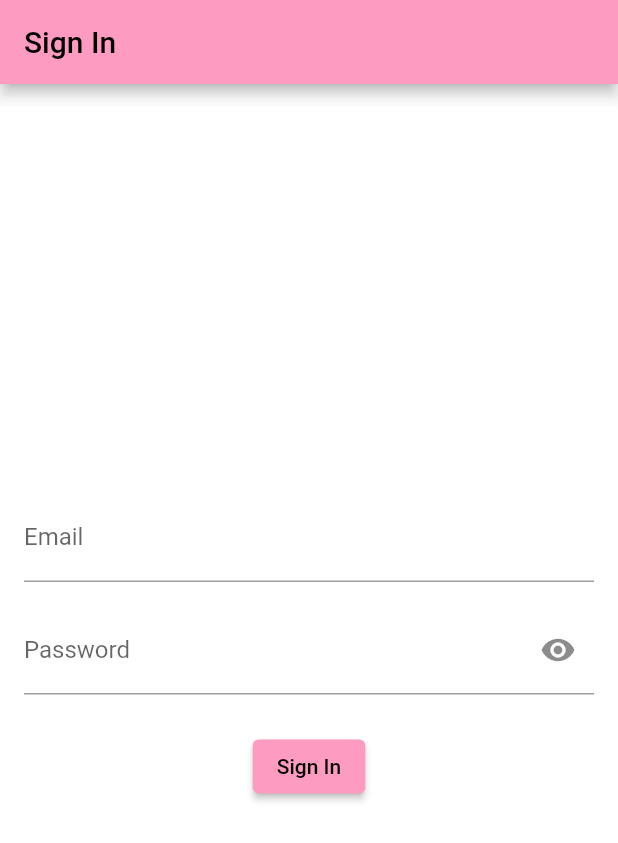
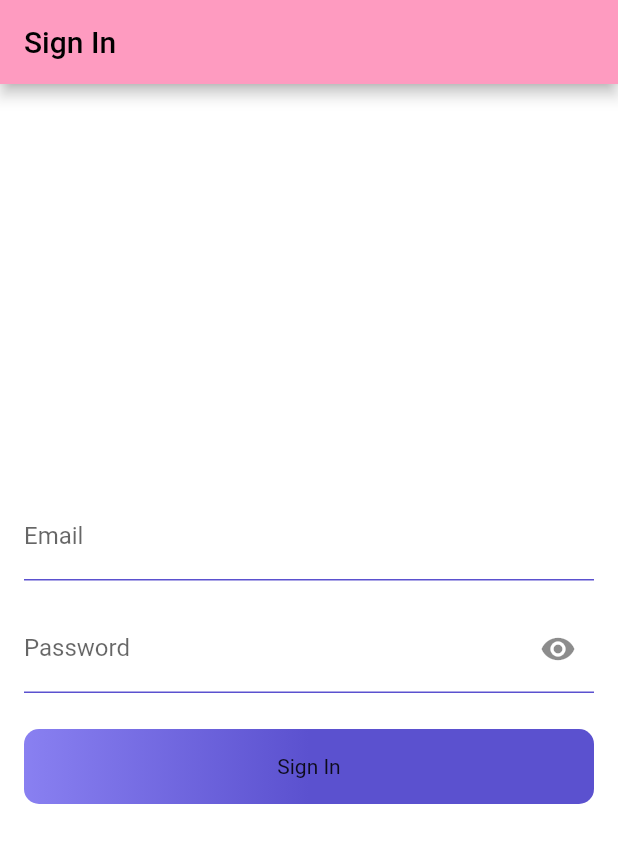
Before and after one commit to sharontechjays/temporary, a Flutter app: the screen it shows after launch, on a phone screen of 412 x 824 dp. Shown: the top 843 px of the screen. Run offline on Flutter 3.47's test engine with Material 2 defaults, Android fonts, the phone set to English and light mode, and no system bars; our stand-ins replace device_info, dio, equatable, flutter_bloc, shared_preferences; missing offline and left inert: dart:ffi; Roboto replaces fonts that are missing (Poppins); statements that could not run were skipped.

Commit message:
folder structure

```diff
--- a/lib/app_theme.dart
+++ b/lib/app_theme.dart
@@ -22,10 +22,10 @@ class AppTheme {
 
     return ThemeData(
       // ignore: unrelated_type_equality_checks
-      primaryColor: AppColors.dark_blue,
+      primaryColor: AppColors.Primary_purple,
       // Colors.pinkAccent,
       // ignore: unrelated_type_equality_checks
-      primaryColorLight: AppColors.light_blue,
+      primaryColorLight: AppColors.Secondary_purple,
       backgroundColor: Colors.white,
       splashColor: const Color(0xFF302b63),
       primarySwatch: mamaPink,
--- a/lib/data/network_service/rest_client.dart
+++ b/lib/data/network_service/rest_client.dart
@@ -6,7 +6,7 @@ import 'package:dio/dio.dart';
 import 'package:flutter/material.dart';
 import 'package:test_flutter/data/SharedPreferencesHelper.dart';
 import 'package:test_flutter/data/models/api_response.dart';
-import 'package:test_flutter/presentation/utils.dart';
+import 'package:test_flutter/presentation/utils/utils.dart';
 
 import '../../presentation/constants/constants.dart';
 
--- a/lib/presentation/constants/app_colors.dart
+++ b/lib/presentation/constants/app_colors.dart
@@ -3,23 +3,10 @@ import 'dart:ui';
 import 'package:flutter/material.dart';
 
 class AppColors {
-  static const Color dark_blue = Color(0xFF3E4653);
-  static const Color light_blue = Color(0xFF717f95);
-  static const Color light_white = Color(0xfff3f3f4);
-  static const Color light_grey = Color(0xffF5F5F5);
-  static const Color toggle_color = Color(0xffDDDDDD);
-  static const Color pale_white = Color(0xffF7F7F7);
-  static const Color white = Colors.white;
-  static const Color black = Colors.black;
-  static const Color trasparent = Colors.transparent;
-  static const Color gold = Colors.amber;
-  static const Color grey = Colors.grey;
-  static const Color bg_grey = Color(0xffFAFAFA);
-  static const Color green = Colors.green;
-  static const Color check_green = Color(0xff1DDEA4);
-  static const Color cyan = Color(0xff008B8B);
-  static const Color red = Colors.red;
+
   static const Color chilli = Color(0xffFD003A);
+  static const Color Primary_purple = Color(0xff8980F1);
+  static const Color Secondary_purple = Color(0xff5B51CF);
   static final Color light_gold = Colors.amber.withOpacity(0.5);
   static const Color splash_blue = Color(0xff325CF0);
   static const Color edit_text_bg = Color(0xffF4F6FA);
--- a/lib/presentation/screens/sign_in_screen.dart
+++ b/lib/presentation/screens/sign_in_screen.dart
@@ -2,7 +2,7 @@ import 'package:flutter/material.dart';
 import 'package:flutter_bloc/flutter_bloc.dart';
 import 'package:shared_preferences/shared_preferences.dart';
 import 'package:test_flutter/data/SharedPreferencesHelper.dart';
-
+import 'package:test_flutter/presentation/constants/app_colors.dart';
 
 import '../blocs/sign_in/sign_in_bloc.dart';
 import '../blocs/sign_in/sign_in_event.dart';
@@ -48,33 +48,63 @@ class _SignInFormState extends State<SignInForm> {
         mainAxisAlignment: MainAxisAlignment.center,
         children: [
           TextFormField(
-            decoration: const InputDecoration(labelText: 'Email'),
+            decoration: const InputDecoration(
+              enabledBorder: UnderlineInputBorder(
+                borderSide: BorderSide(color:AppColors.Secondary_purple),
+              ),
+              focusedBorder: UnderlineInputBorder(
+                borderSide: BorderSide(color:AppColors.Secondary_purple),
+              ),
+              labelText: 'Email',
+              labelStyle: TextStyle(color: )
+
+            ),
             keyboardType: TextInputType.emailAddress,
             controller: emailController,
           ),
           const SizedBox(height: 16),
           TextFormField(
             decoration: InputDecoration(
+              enabledBorder: const UnderlineInputBorder(
+                borderSide: BorderSide(color:AppColors.Secondary_purple),
+              ),
+              focusedBorder: const UnderlineInputBorder(
+                borderSide: BorderSide(color:AppColors.Secondary_purple),
+              ),
+                suffixIcon: IconButton(
+                  icon: _isPasswordVisible
+                      ? const Icon(Icons.visibility_off)
+                      : const Icon(Icons.visibility),
+                  onPressed: _togglePasswordVisibility,
+                )
+                ,
               labelText: 'Password',
-              suffixIcon: IconButton(
-                icon: _isPasswordVisible
-                    ? const Icon(Icons.visibility_off)
-                    : const Icon(Icons.visibility),
-                onPressed: _togglePasswordVisibility,
-              ),
+
             ),
             obscureText: !_isPasswordVisible,
             controller: passwordController,
           ),
           const SizedBox(height: 24),
-          ElevatedButton(
-            onPressed: () {
+          InkWell(
+            onTap: (){
               bloc.add(SignInButtonPressed(
                 email: emailController.text,
                 password: passwordController.text,
               ));
             },
-            child: const Text('Sign In'),
+            child: Container(
+              height: 50,
+              decoration:  BoxDecoration(
+                borderRadius: BorderRadius.circular(10.0),
+                gradient: const LinearGradient(
+                    colors: [AppColors.Primary_purple, AppColors.Secondary_purple],
+                    begin: FractionalOffset(0.0, 0.0),
+                    end: FractionalOffset(0.5, 0.0),
+                    stops: [0.0, 1.0],
+                    tileMode: TileMode.clamp),
+              ),
+              child: Center(child: const Text('Sign In')),
+            ),
           ),
           const SizedBox(height: 16),
           BlocListener<SignInBloc, SignInState>(
--- a/lib/presentation/utils/utility.dart
+++ /dev/null
@@ -1,21 +0,0 @@
-import 'package:flutter/material.dart';
-
-Image buildImage(String url) {
-  return Image.network(
-    url,
-    cacheWidth: 100,
-    cacheHeight: 100,
-    fit: BoxFit.cover,
-    loadingBuilder:
-        (BuildContext context, Widget child, ImageChunkEvent? loadingProgress) {
-      if (loadingProgress == null) return child;
-      return const Center(
-        child: SizedBox(
-          height: 20,
-          width: 20,
-          child: CircularProgressIndicator(),
-        ),
-      );
-    },
-  );
-}
--- a/lib/presentation/utils.dart
+++ b/lib/presentation/utils/utils.dart
@@ -6,16 +6,6 @@ import 'package:flutter/material.dart';
 import 'package:test_flutter/data/SharedPreferencesHelper.dart';
 
 class Utils {
-  String getSecretKey() {
-    return "gAAAAABju5HOav4K3tq1rCVSBKb20t7-Ha5P9o9OOVlnfnL9LuxtxNYEsVeD58YwXD5KXVBF3l_jBjagg86SceIgA4N6vhh57IpAvMmmEHRY0dnzsHoZYLWtVTkjq8t7GUbkkHXYol88Gj7Z1RpjXfnFkesL3vuWKA==";
-  }
-
-  Future<String?> getToken(BuildContext context) async {
-    await SharedPreferencesHelper.init();
-    var token = await SharedPreferencesHelper.getString('token');
-    debugPrint(token);
-    return token;
-  }
 
   String prettyPrint(String input) {
     dynamic json = const JsonDecoder().convert(input);
@@ -38,14 +28,35 @@ class Utils {
     }
   }
 
+  Image buildImage(String url) {
+    return Image.network(
+      url,
+      cacheWidth: 100,
+      cacheHeight: 100,
+      fit: BoxFit.cover,
+      loadingBuilder:
+          (BuildContext context, Widget child, ImageChunkEvent? loadingProgress) {
+        if (loadingProgress == null) return child;
+        return const Center(
+          child: SizedBox(
+            height: 20,
+            width: 20,
+            child: CircularProgressIndicator(),
+          ),
+        );
+      },
+    );
+  }
+
+
   Future<String> getDeviceId() async {
     DeviceInfoPlugin deviceInfo = DeviceInfoPlugin();
     if (Platform.isAndroid) {
       AndroidDeviceInfo androidInfo = await deviceInfo.androidInfo;
-      return androidInfo.androidId; // Android device ID
+      return androidInfo.androidId;
     } else if (Platform.isIOS) {
       IosDeviceInfo iosInfo = await deviceInfo.iosInfo;
-      return iosInfo.identifierForVendor; // iOS device ID
+      return iosInfo.identifierForVendor;
     } else {
       throw UnsupportedError('Unsupported platform');
     }
```
